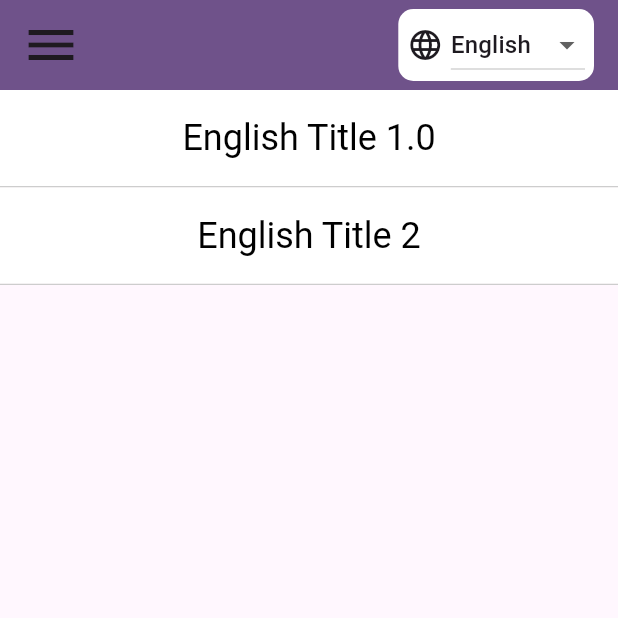
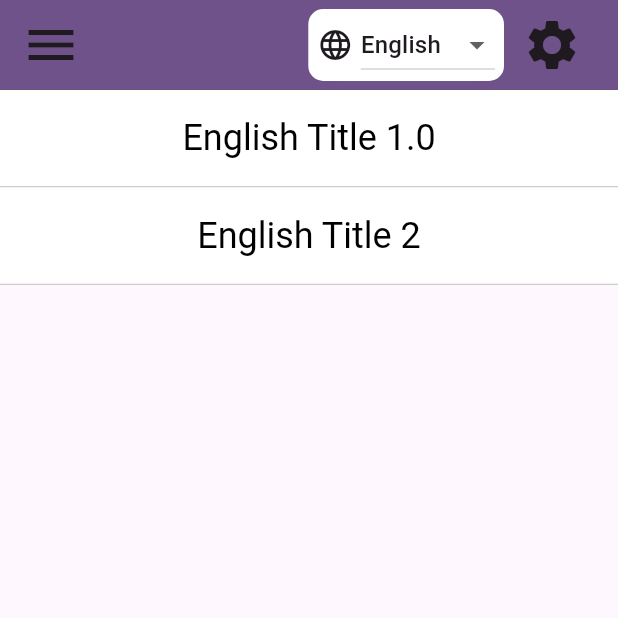
Before and after one commit to caitlynrawlings/ContentApp, a Flutter app: the screen it shows after launch, on a phone screen of 412 x 824 dp, the top half of it. Run offline on Flutter 3.47's test engine with Material 3 defaults, Android fonts, the phone set to English and light mode, and no system bars; our stand-ins replace just_audio.

Commit message:
added settings button to app bar

```diff
--- a/lib/main.dart
+++ b/lib/main.dart
@@ -135,6 +135,15 @@ class _AppScreenState extends State<AppScreen> {
                         _handleLanguageChange(newLanguage);
                       },
                     ),
+                    const SizedBox(width: 4.0),
+                    IconButton(
+                      icon: const Icon(Icons.settings, size: 40),
+                      onPressed: () {
+                        setState(() {
+                          selectedPageIndex = -1;
+                        });
+                      },
+                    )
                   ],
                 ),
               ),
--- a/lib/menu.dart
+++ b/lib/menu.dart
@@ -1,4 +1,3 @@
-// ignore_for_file: file_names
 import 'package:flutter/material.dart';
 
 class Menu extends StatelessWidget {
```
